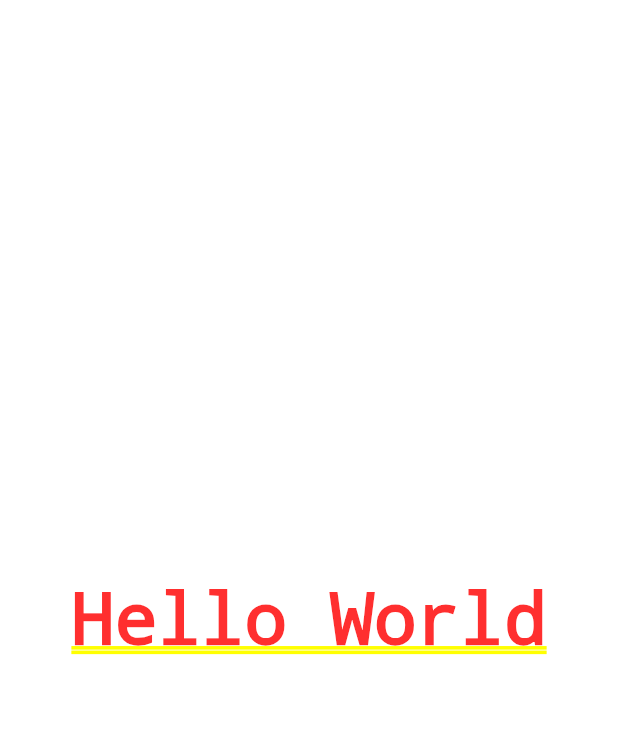
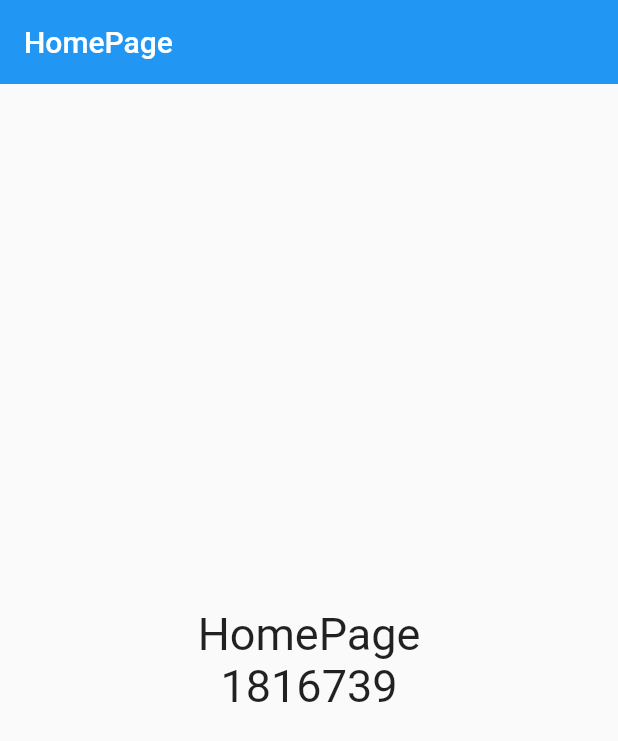
Before and after one commit to Florido14/main, a Flutter app: the screen it shows after launch, on a phone screen of 412 x 824 dp. Shown: the top 741 px of the screen. Run offline on Flutter 3.47's test engine with Material 2 defaults, Android fonts, the phone set to English and light mode, and no system bars.

Commit message:
feat: test Text and styles

```diff
--- a/lib/main.dart
+++ b/lib/main.dart
@@ -15,9 +15,7 @@ class MyApp extends StatelessWidget {
   Widget build(BuildContext context) {
     return const MaterialApp(
       debugShowCheckedModeBanner: false,
-      home: Center(
-        child: Text('Hello World'),
-      ),
+      home: HomePage()
     );
   }
 }
--- /dev/null
+++ b/lib/screens/home_page.dart
@@ -0,0 +1,25 @@
+import 'package:flutter/material.dart';
+
+class HomePage extends StatelessWidget {
+  const HomePage({Key? key}) : super(key: key);
+
+  @override
+  Widget build(BuildContext context) {
+    const fontSize = TextStyle(fontSize: 30);
+    return Scaffold(
+      appBar: AppBar(
+        title: const Text('HomePage'),
+        elevation: 0.0,
+      ),
+      body: Center(
+        child: Column(
+          mainAxisAlignment: MainAxisAlignment.center,
+          children: const <Widget>[
+            Text('HomePage', style: fontSize),
+            Text('1816739', style: fontSize),
+          ],
+        ),
+      ),
+    );
+  }
+}
```
